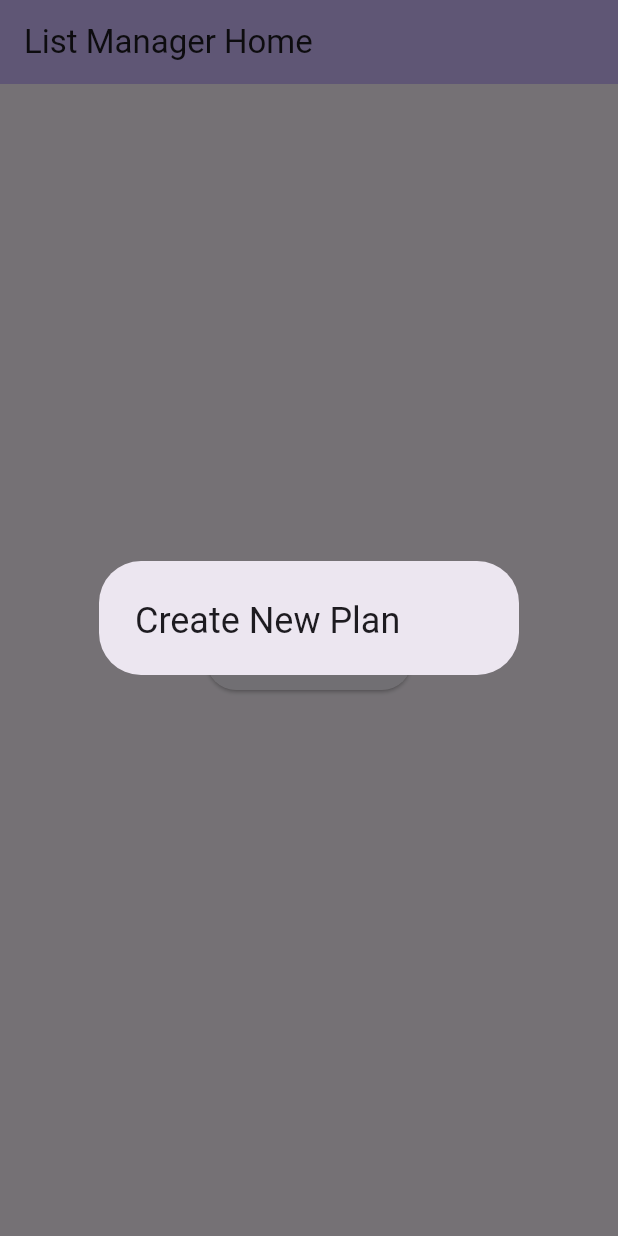
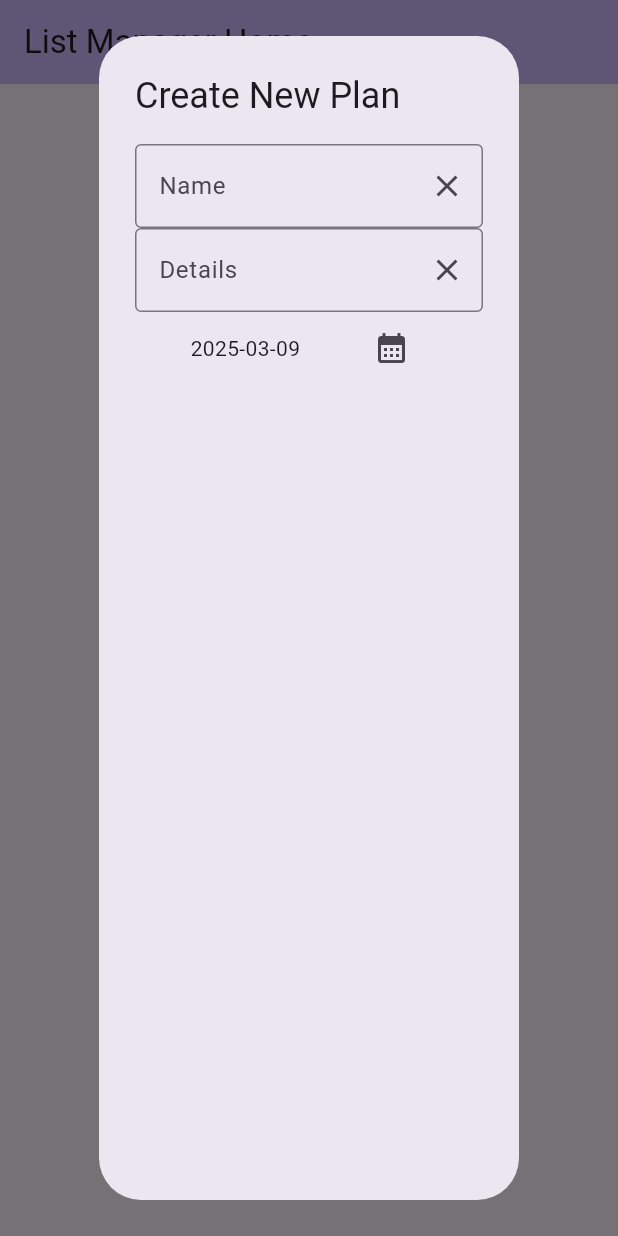
Before and after one commit to JimmyPhanfr/mad_cw04, a Flutter app: the screen it shows after launch, after a tap on "Add New Plan", on a phone screen of 412 x 824 dp. Run offline on Flutter 3.47's test engine with Material 3 defaults, Android fonts, the phone set to English and light mode, and no system bars; our stand-ins replace sqflite; accounts and stored records are empty.

Commit message:
working on dialog box

```diff
--- a/lib/main.dart
+++ b/lib/main.dart
@@ -1,5 +1,6 @@
 import 'package:flutter/material.dart';
 import 'database_helper.dart';
+import 'dart:async';
 
 final _databaseHelper = DatabaseHelper();
 Future<void> main() async {
@@ -34,16 +35,87 @@
     super.initState();
   }
 
+  final _textControllerPlanName = TextEditingController();
+  final _textControllerPlanDetails = TextEditingController();
+  // final _textControllerPlanDate = TextEditingController();
+
+  DateTime selectedDate = DateTime.now();
+
   Future openPlanDialog() => showDialog(
     context: context,
     builder: (context) => AlertDialog(
       title: Text('Create New Plan'),
-      // content: Textfield(
-
-      // )
-
+      content: StatefulBuilder(
+        builder: (BuildContext context, StateSetter setState) {
+          return Column(
+            children: [
+              TextField(
+                controller: _textControllerPlanName,
+                decoration: InputDecoration(
+                  border: OutlineInputBorder(),
+                  labelText: 'Name',
+                  hintText: 'Name new plan',
+                  suffixIcon: IconButton(
+                    onPressed: () {
+                      _textControllerPlanName.clear();
+                    },
+                    icon: const Icon(Icons.clear),
+                  ),
+                ),
+              ),
+              TextField(
+                controller: _textControllerPlanDetails,
+                decoration: InputDecoration(
+                  border: OutlineInputBorder(),
+                  labelText: 'Details',
+                  hintText: 'Give plan details',
+                  suffixIcon: IconButton(
+                    onPressed: () {
+                      _textControllerPlanDetails.clear();
+                    },
+                    icon: const Icon(Icons.clear),
+                  ),
+                ),
+              ),
+              SizedBox(
+                child: Row(
+                  mainAxisAlignment: MainAxisAlignment.spaceEvenly,
+                  children: [
+                    Text("${selectedDate.toLocal()}".split(' ')[0]),
+                    IconButton(
+                      onPressed: () {
+                        _selectDate(context, setState);
+                      },
+                    icon: const Icon(Icons.calendar_month),
+                  ),
+                  ],
+                )
+              ),
+                  // ElevatedButton(
+                  //   onPressed: () {
+                  //     _selectDate(context, setState);
+                  //   },
+                  //   child: const Text('Select date'),
+                  // ),
+            ],
+          );
+        },
+      ),
     ),
   );
+
+  Future<void> _selectDate(BuildContext context, setState) async {
+    final DateTime? picked = await showDatePicker(
+        context: context,
+        initialDate: selectedDate,
+        firstDate: DateTime(2015, 8),
+        lastDate: DateTime(2101));
+    if (picked != null && picked != selectedDate) {
+      setState(() {
+        selectedDate = picked;
+      });
+    }
+  }
 
   @override
   Widget build(BuildContext context) {
```
